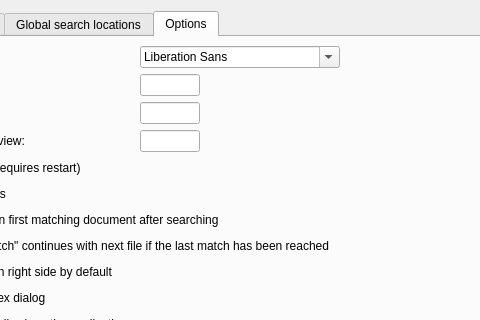
This is dialogs/SettingsDialog.ui in otengler/CodeBeagle as Qt 5 draws it before an edit; both pictures show x 137 to 617 and y 0 to 320 of the 747 by 552 pixel window. The edited form follows.
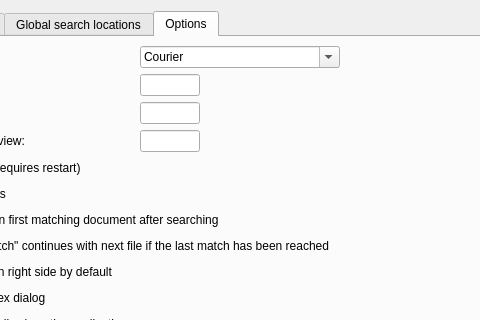
This is the edited form. The open tabs and pages were chosen to show the change. Custom widgets are drawn as their Qt base class.

Commit message: Use Cascadia Mono as default font

The edit to the form file:
```diff
--- a/dialogs/SettingsDialog.ui
+++ b/dialogs/SettingsDialog.ui
@@ -306,6 +306,9 @@
            <height>16777215</height>
           </size>
          </property>
+         <property name="fontFilters">
+          <set>QFontComboBox::MonospacedFonts</set>
+         </property>
         </widget>
        </item>
        <item row="1" column="0">
```
Left out of the diff: 3 changed lines with no effect on the pictures. The commit also changes 5 other files.
